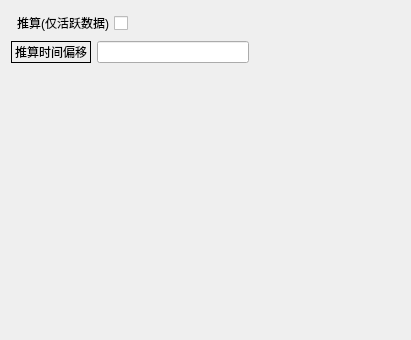
The window that Extrapolation.ui (whatudone/plotxy) describes before a commit, drawn with Qt 5.
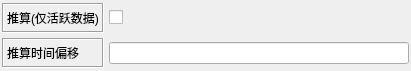
The same window after the commit.

Diff of the .ui file:
```diff
--- a/Extrapolation.ui
+++ b/Extrapolation.ui
@@ -7,26 +7,63 @@
     <x>0</x>
     <y>0</y>
     <width>411</width>
-    <height>340</height>
+    <height>71</height>
    </rect>
   </property>
   <property name="windowTitle">
    <string/>
   </property>
   <layout class="QVBoxLayout" name="verticalLayout">
+   <property name="spacing">
+    <number>5</number>
+   </property>
+   <property name="leftMargin">
+    <number>2</number>
+   </property>
+   <property name="topMargin">
+    <number>2</number>
+   </property>
+   <property name="rightMargin">
+    <number>2</number>
+   </property>
+   <property name="bottomMargin">
+    <number>2</number>
+   </property>
    <item>
-    <layout class="QHBoxLayout" name="horizontalLayout_11">
-     <item>
+    <layout class="QGridLayout" name="gridLayout">
+     <property name="spacing">
+      <number>5</number>
+     </property>
+     <item row="0" column="0">
+      <widget class="QLabel" name="label_3">
+       <property name="minimumSize">
+        <size>
+         <width>0</width>
+         <height>30</height>
+        </size>
+       </property>
+       <property name="frameShape">
+        <enum>QFrame::Box</enum>
+       </property>
+       <property name="frameShadow">
+        <enum>QFrame::Sunken</enum>
+       </property>
+       <property name="text">
+        <string>推算(仅活跃数据)</string>
+       </property>
+      </widget>
+     </item>
+     <item row="0" column="1">
       <widget class="QCheckBox" name="checkBox_5">
        <property name="layoutDirection">
         <enum>Qt::RightToLeft</enum>
        </property>
        <property name="text">
-        <string>推算(仅活跃数据)</string>
+        <string/>
        </property>
       </widget>
      </item>
-     <item>
+     <item row="0" column="2">
       <spacer name="horizontalSpacer_8">
        <property name="orientation">
         <enum>Qt::Horizontal</enum>
@@ -39,51 +76,30 @@
        </property>
       </spacer>
      </item>
-    </layout>
-   </item>
-   <item>
-    <layout class="QHBoxLayout" name="horizontalLayout_12">
-     <item>
+     <item row="1" column="0">
       <widget class="QLabel" name="label_2">
+       <property name="minimumSize">
+        <size>
+         <width>0</width>
+         <height>30</height>
+        </size>
+       </property>
        <property name="frameShape">
         <enum>QFrame::Box</enum>
        </property>
+       <property name="frameShadow">
+        <enum>QFrame::Sunken</enum>
+       </property>
        <property name="text">
         <string>推算时间偏移</string>
        </property>
       </widget>
      </item>
-     <item>
+     <item row="1" column="1" colspan="2">
       <widget class="QLineEdit" name="lineEdit_3"/>
      </item>
-     <item>
-      <spacer name="horizontalSpacer_20">
-       <property name="orientation">
-        <enum>Qt::Horizontal</enum>
-       </property>
-       <property name="sizeHint" stdset="0">
-        <size>
-         <width>40</width>
-         <height>20</height>
-        </size>
-       </property>
-      </spacer>
-     </item>
     </layout>
    </item>
-   <item>
-    <spacer name="verticalSpacer">
-     <property name="orientation">
-      <enum>Qt::Vertical</enum>
-     </property>
-     <property name="sizeHint" stdset="0">
-      <size>
-       <width>20</width>
-       <height>256</height>
-      </size>
-     </property>
-    </spacer>
-   </item>
   </layout>
  </widget>
  <resources/>
```
